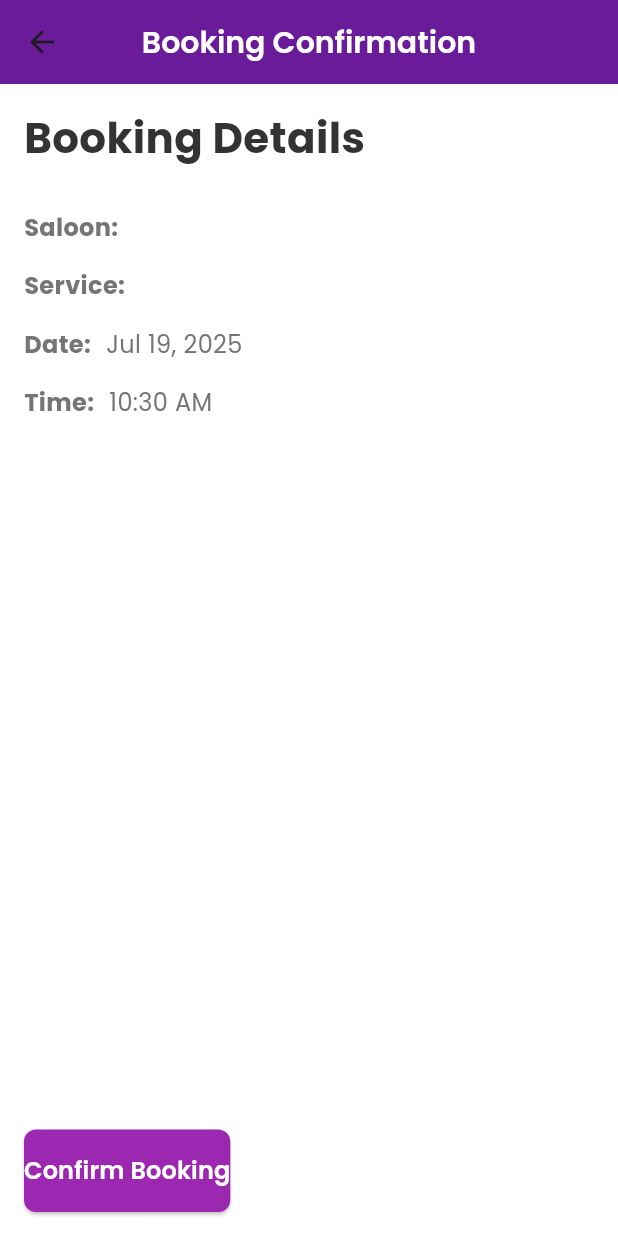
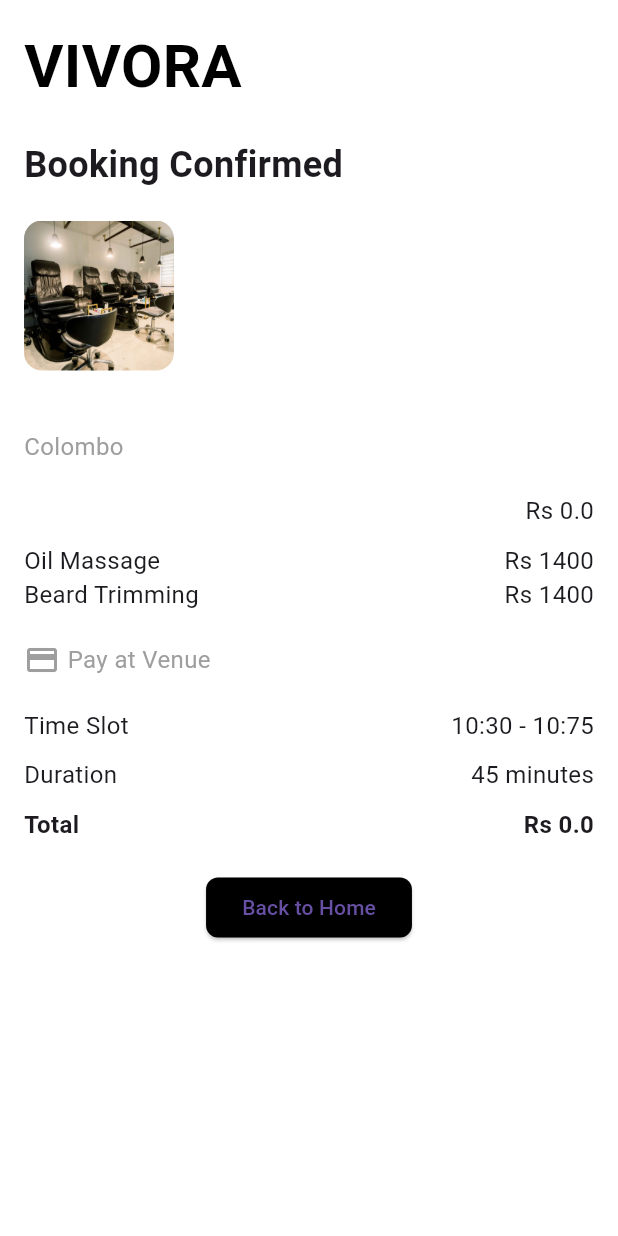
Before and after one commit to jayasinghesasmitha/Vivora-Mobile-app, a Flutter app: the BookingConfirmationScreen screen opened directly with empty values, on a phone screen of 412 x 824 dp. Run offline on Flutter 3.47's test engine with Material 3 defaults, Android fonts, the phone set to English and light mode, and no system bars; our stand-ins replace cloud_firestore, firebase_auth, firebase_core, flutter_dotenv, flutter_map, geolocator and 2 more; accounts and stored records are empty.

Commit message:
Update booking_confirmation_screen.dart

```diff
--- a/book_my_saloon/lib/screens/booking_confirmation_screen.dart
+++ b/book_my_saloon/lib/screens/booking_confirmation_screen.dart
@@ -1,8 +1,6 @@
 import 'package:flutter/material.dart';
-import 'package:intl/intl.dart';
-import 'package:book_my_saloon/utils/colors.dart';
-import 'package:book_my_saloon/utils/styles.dart';
-import 'package:book_my_saloon/widgets/custom_button.dart';
+import 'package:intl/intl.dart'; // For date and time formatting
+import 'package:book_my_saloon/screens/home_screen.dart'; // Import the home screen
 
 class BookingConfirmationScreen extends StatelessWidget {
   final String saloonName;
@@ -20,63 +18,145 @@ class BookingConfirmationScreen extends StatelessWidget {
 
   @override
   Widget build(BuildContext context) {
+    // Sample service prices (to be adjusted based on actual data)
+    final Map<String, double> servicePrices = {
+      'Hair Cutting and Shaving': 1400.0,
+      'Oil Massage': 1400.0,
+      'Beard Trimming': 1400.0,
+    };
+    final double servicePrice = servicePrices[service] ?? 0.0;
+    final DateFormat dateFormat = DateFormat('yyyy-MM-dd');
+    final String formattedDate = dateFormat.format(date);
+    final String startTime = '${time.hour}:${time.minute.toString().padLeft(2, '0')}';
+    final String endTime = '${time.hour}:${(time.minute + 45).toString().padLeft(2, '0')}';
+    final double total = servicePrice; // Assuming single service for now
+
     return Scaffold(
-      appBar: AppBar(
-        title: Text('Booking Confirmation', style: AppStyles.appBarStyle),
-        backgroundColor: AppColors.primaryColor,
-      ),
       body: Padding(
         padding: const EdgeInsets.all(16.0),
         child: Column(
           crossAxisAlignment: CrossAxisAlignment.start,
           children: [
+            // VIVORA Logo
             Text(
-              'Booking Details',
-              style: AppStyles.headingStyle,
+              'VIVORA',
+              style: TextStyle(
+                fontSize: 40,
+                fontWeight: FontWeight.bold,
+                color: Colors.black,
+                fontFamily: 'Roboto', // Placeholder font, adjust as needed
+              ),
             ),
-            const SizedBox(height: 20),
-            _buildDetailRow('Saloon:', saloonName),
-            _buildDetailRow('Service:', service),
-            _buildDetailRow(
-              'Date:',
-              DateFormat('MMM dd, yyyy').format(date),
+            SizedBox(height: 20),
+            // Booking Confirmed Text
+            Text(
+              'Booking Confirmed',
+              style: TextStyle(fontSize: 24, fontWeight: FontWeight.bold),
             ),
-            _buildDetailRow(
-              'Time:',
-              time.format(context),
+            SizedBox(height: 20),
+            // Salon Logo
+            ClipRRect(
+              borderRadius: BorderRadius.circular(12),
+              child: Image.asset(
+                'images/salon.jpg', // Replace with actual salon image
+                fit: BoxFit.cover,
+                width: 100,
+                height: 100,
+              ),
             ),
-            const Spacer(),
-            CustomButton(
-              text: 'Confirm Booking',
-              onPressed: () {
-                // Save booking and navigate
-                Navigator.popUntil(context, (route) => route.isFirst);
-              },
+            SizedBox(height: 10),
+            // Salon Name and Location
+            Text(
+              saloonName,
+              style: TextStyle(fontSize: 20, fontWeight: FontWeight.bold),
+            ),
+            Text(
+              'Colombo',
+              style: TextStyle(fontSize: 16, color: Colors.grey),
+            ),
+            SizedBox(height: 20),
+            // Services
+            Row(
+              mainAxisAlignment: MainAxisAlignment.spaceBetween,
+              children: [
+                Text(service, style: TextStyle(fontSize: 16)),
+                Text('Rs $servicePrice', style: TextStyle(fontSize: 16)),
+              ],
+            ),
+            SizedBox(height: 10),
+            // Additional Services (Placeholder, to be dynamic from salon_profile.dart)
+            Row(
+              mainAxisAlignment: MainAxisAlignment.spaceBetween,
+              children: [
+                Text('Oil Massage', style: TextStyle(fontSize: 16)),
+                Text('Rs 1400', style: TextStyle(fontSize: 16)),
+              ],
+            ),
+            Row(
+              mainAxisAlignment: MainAxisAlignment.spaceBetween,
+              children: [
+                Text('Beard Trimming', style: TextStyle(fontSize: 16)),
+                Text('Rs 1400', style: TextStyle(fontSize: 16)),
+              ],
+            ),
+            SizedBox(height: 20),
+            // Pay at Venue
+            Row(
+              children: [
+                Icon(Icons.payment, color: Colors.grey),
+                SizedBox(width: 5),
+                Text('Pay at Venue', style: TextStyle(fontSize: 16, color: Colors.grey)),
+              ],
+            ),
+            SizedBox(height: 20),
+            // Time Slot
+            Row(
+              mainAxisAlignment: MainAxisAlignment.spaceBetween,
+              children: [
+                Text('Time Slot', style: TextStyle(fontSize: 16)),
+                Text('$startTime - $endTime', style: TextStyle(fontSize: 16)),
+              ],
+            ),
+            SizedBox(height: 10),
+            // Duration
+            Row(
+              mainAxisAlignment: MainAxisAlignment.spaceBetween,
+              children: [
+                Text('Duration', style: TextStyle(fontSize: 16)),
+                Text('45 minutes', style: TextStyle(fontSize: 16)),
+              ],
+            ),
+            SizedBox(height: 10),
+            // Total
+            Row(
+              mainAxisAlignment: MainAxisAlignment.spaceBetween,
+              children: [
+                Text('Total', style: TextStyle(fontSize: 16, fontWeight: FontWeight.bold)),
+                Text('Rs $total', style: TextStyle(fontSize: 16, fontWeight: FontWeight.bold)),
+              ],
+            ),
+            SizedBox(height: 20),
+            // Back to Home Button
+            Center(
+              child: ElevatedButton(
+                onPressed: () {
+                  Navigator.pushReplacement(
+                    context,
+                    MaterialPageRoute(builder: (context) => HomeScreen()),
+                  );
+                },
+                style: ElevatedButton.styleFrom(
+                  backgroundColor: Colors.black,
+                  shape: RoundedRectangleBorder(
+                    borderRadius: BorderRadius.circular(8),
+                  ),
+                ),
+                child: Text('Back to Home'),
+              ),
             ),
           ],
         ),
       ),
     );
   }
-
-  Widget _buildDetailRow(String label, String value) {
-    return Padding(
-      padding: const EdgeInsets.symmetric(vertical: 8.0),
-      child: Row(
-        children: [
-          Text(
-            label,
-            style: AppStyles.subHeadingStyle.copyWith(
-              fontWeight: FontWeight.bold,
-            ),
-          ),
-          const SizedBox(width: 10),
-          Text(
-            value,
-            style: AppStyles.subHeadingStyle,
-          ),
-        ],
-      ),
-    );
-  }
 }
```
